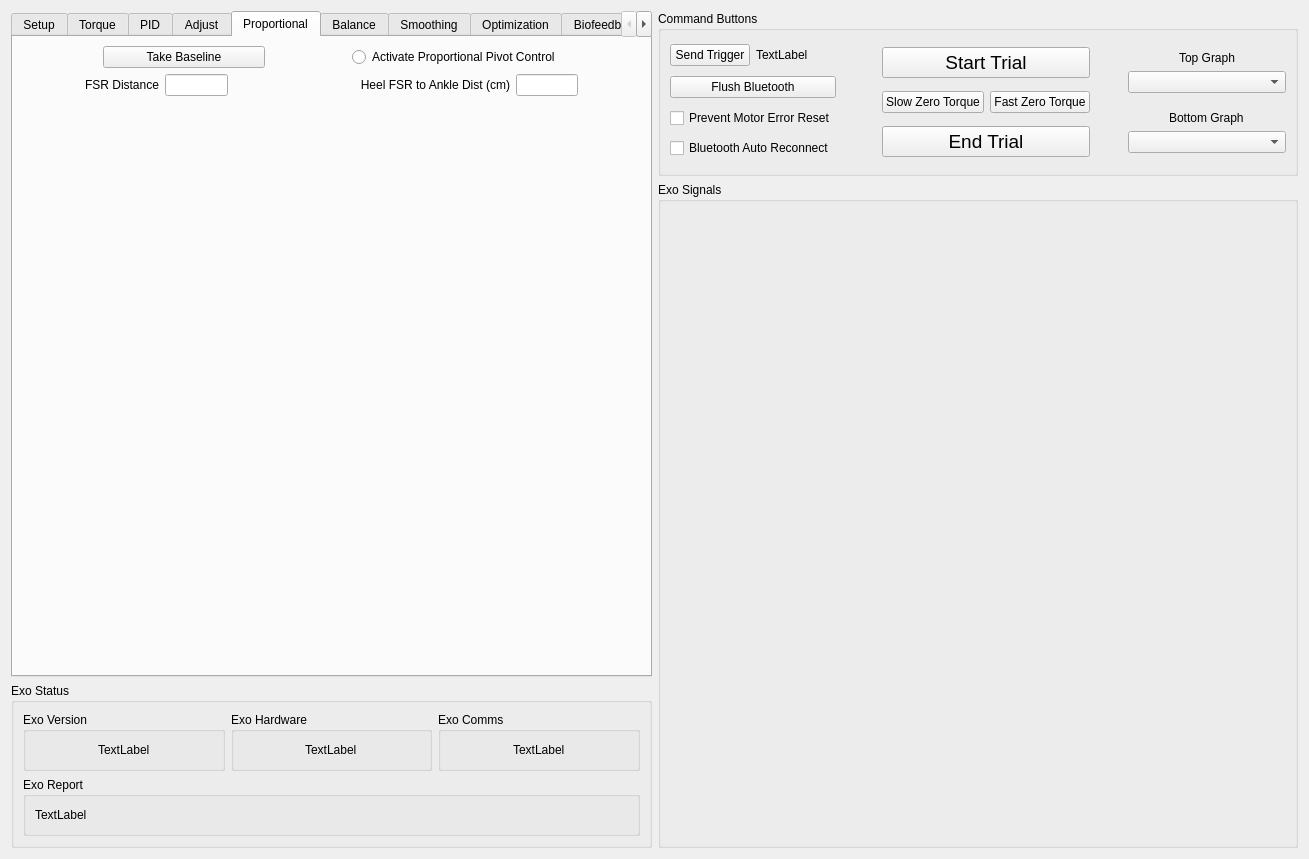
This is src/biomech_gui/resource/gui_widget.ui in naubiomech/ExoGui as Qt 5 draws it before an edit. The edited form follows.
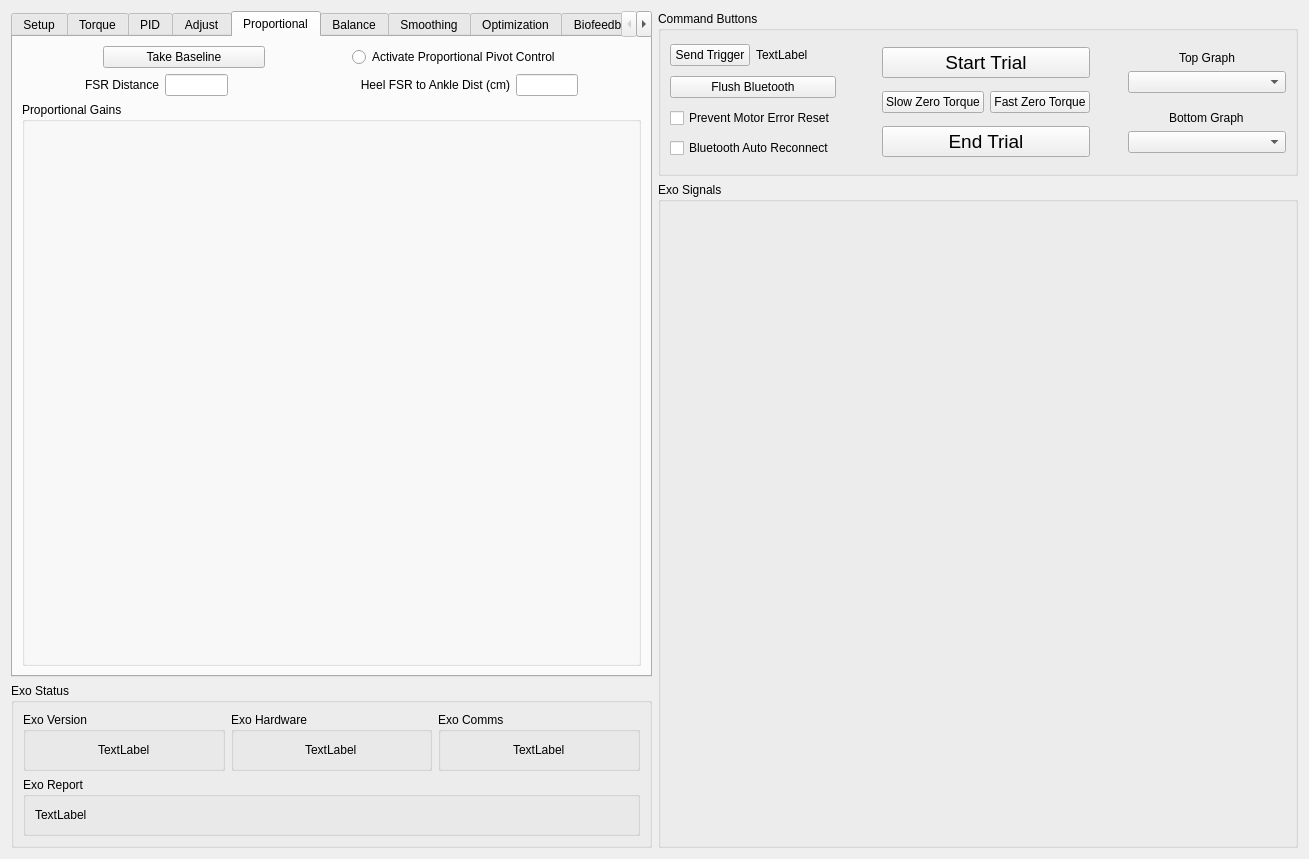
This is the edited form. The open tabs and pages were chosen to show the change.

Commit message: Added a group box for proportional

Patch:
```diff
--- a/src/biomech_gui/resource/gui_widget.ui
+++ b/src/biomech_gui/resource/gui_widget.ui
@@ -736,21 +736,11 @@
         </layout>
        </item>
        <item>
-        <layout class="QGridLayout" name="gridLayout_4">
-         <item row="0" column="0">
-          <spacer name="verticalSpacer">
-           <property name="orientation">
-            <enum>Qt::Vertical</enum>
-           </property>
-           <property name="sizeHint" stdset="0">
-            <size>
-             <width>20</width>
-             <height>40</height>
-            </size>
-           </property>
-          </spacer>
-         </item>
-        </layout>
+        <widget class="QGroupBox" name="propBox">
+         <property name="title">
+          <string>Proportional Gains</string>
+         </property>
+        </widget>
        </item>
       </layout>
      </widget>
```
